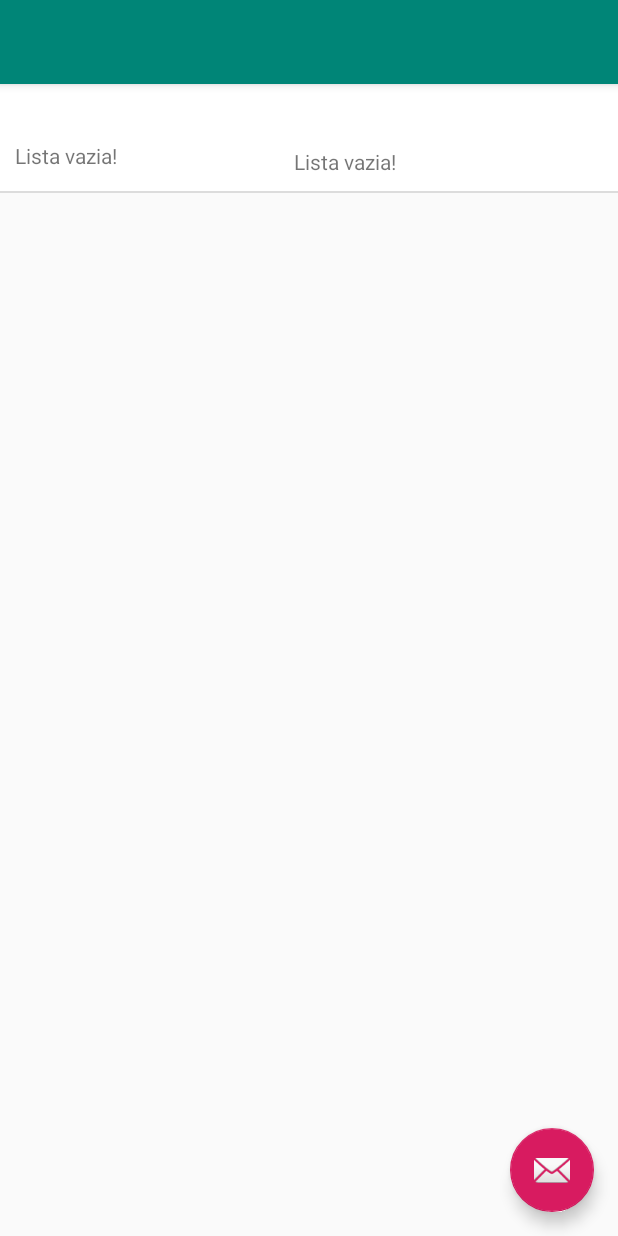
After one commit to viniciusbeckerbernardini/footballSquadMaker, an Android app: the List_PlayerActivity screen opened directly, with no data from a screen before it, on a phone screen of 412 x 824 dp. The commit adds this screen. Run offline under Robolectric (Android 15) with nearby library versions, the phone set to English and light mode, and no system bars.

Commit message:
pode dar merda

```diff
--- a/app/src/main/AndroidManifest.xml
+++ b/app/src/main/AndroidManifest.xml
@@ -9,7 +9,11 @@
         android:roundIcon="@mipmap/ic_launcher_round"
         android:supportsRtl="true"
         android:theme="@style/AppTheme">
-        <activity android:name=".TeamFormActivity"></activity>
+        <activity
+            android:name=".List_PlayerActivity"
+            android:label="@string/title_activity_list__player"
+            android:theme="@style/AppTheme.NoActionBar"></activity>
+        <activity android:name=".TeamFormActivity" />
         <activity android:name=".PlayerFormActivity" />
         <activity android:name=".MainActivity">
             <intent-filter>
--- /dev/null
+++ b/app/src/main/java/fadergs/squadmaker/List_PlayerActivity.java
@@ -0,0 +1,163 @@
+package fadergs.squadmaker;
+
+import android.content.DialogInterface;
+import android.content.Intent;
+import android.os.Bundle;
+
+import com.google.android.material.floatingactionbutton.FloatingActionButton;
+import com.google.android.material.snackbar.Snackbar;
+
+import androidx.appcompat.app.AlertDialog;
+import androidx.appcompat.app.AppCompatActivity;
+import androidx.appcompat.widget.Toolbar;
+
+import android.view.View;
+import android.widget.AdapterView;
+import android.widget.ListView;
+import android.widget.Toast;
+
+import java.util.List;
+
+import fadergs.squadmaker.DAO.PlayersDAO;
+import fadergs.squadmaker.DAO.TeamsDAO;
+import fadergs.squadmaker.Model.Players;
+import fadergs.squadmaker.Model.Team;
+
+public class List_PlayerActivity extends AppCompatActivity {
+
+    private ListView lvPlayer;
+
+    @Override
+    protected void onCreate(Bundle savedInstanceState) {
+        super.onCreate(savedInstanceState);
+        setContentView(R.layout.activity_list__player);
+
+        lvPlayer = findViewById(R.id.lvPlayer);
+
+        FloatingActionButton fab = findViewById(R.id.fab);
+        fab.setOnClickListener(new View.OnClickListener() {
+            @Override
+            public void onClick(View view) {
+                Intent intent = new Intent(List_PlayerActivity.this, PlayerFormActivity.class);
+                startActivity(intent);
+            }
+        });
+
+        lvPlayer.setOnItemLongClickListener( new AdapterView.OnItemLongClickListener(){
+            @Override
+            public boolean onItemLongClick(final AdapterView<?> adapterView, View view, final int i, long id) {
+
+
+                AlertDialog.Builder builder = new AlertDialog.Builder(List_PlayerActivity.this);
+                builder.setTitle("Escolha uma opção");
+
+
+                builder.setPositiveButton("Atualizar time", new DialogInterface.OnClickListener() {
+                    @Override
+                    public void onClick(DialogInterface dialog, int which) {
+                        updateTeam( (Players) adapterView.getItemAtPosition(i));
+                    }
+                });
+
+                builder.setNegativeButton("Excluir time", new DialogInterface.OnClickListener() {
+                    @Override
+                    public void onClick(DialogInterface dialog, int which) {
+                        deleteTeam( (Players) adapterView.getItemAtPosition(i) );
+                    }
+                });
+
+                builder.create();
+                builder.show();
+
+                return true;
+
+            }
+        });
+    }
+    private void deleteTeam(final Players players){
+        AlertDialog.Builder alerta = new AlertDialog.Builder(this);
+        alerta.setTitle("Excluir Produto");
+        alerta.setMessage("Confirma a exclusão do produto "
+                + players.getName() + "?");
+        alerta.setNeutralButton("Cancelar", null);
+        alerta.setPositiveButton("Sim", new DialogInterface.OnClickListener() {
+            @Override
+            public void onClick(DialogInterface dialogInterface, int i) {
+                PlayersDAO.exclud(List_PlayerActivity.this, players.getIdPlayer());
+                loadTeamList();
+            }
+        });
+        alerta.show();
+    }
+
+    private void updateTeam(final Players players){
+
+
+
+        Bundle bundle = new Bundle();
+        bundle.putInt("idPlayer",players.getIdPlayer());
+        bundle.putString("namePlayer",players.getName());
+        bundle.putString("numberShirt",players.getNumberShirt());
+        Intent intent = new Intent(List_PlayerActivity.this,PlayerFormActivity.class);
+        intent.putExtras(bundle);
+        startActivity(intent);
+
+
+    }
+
+    private void deletePlayer(final Players players){
+        AlertDialog.Builder alerta = new AlertDialog.Builder(this);
+        alerta.setTitle("Excluir Produto");
+        alerta.setMessage("Confirma a exclusão do produto "
+                + players.getName() + "?");
+        alerta.setNeutralButton("Cancelar", null);
+        alerta.setPositiveButton("Sim", new DialogInterface.OnClickListener() {
+            @Override
+            public void onClick(DialogInterface dialogInterface, int i) {
+                PlayersDAO.exclud(List_PlayerActivity.this, players.getIdPlayer());
+                //loadPlayerList();
+            }
+        });
+        alerta.show();
+    }
+
+    private void loadTeamList(){
+        List<Players> teamListL = PlayersDAO.getPlay(this);
+        if(teamListL.size() == 0){
+            lvPlayer.setEnabled(false);
+            Players fakeTeam = new Players();
+            fakeTeam.setIdPlayer(0);
+            fakeTeam.setName("Lista vazia!");
+            teamListL.add(fakeTeam);
+        }
+
+        PlayerAdapter playerAdapter= new PlayerAdapter(this, teamListL);
+        lvPlayer.setAdapter(playerAdapter);
+    }
+
+    @Override
+    protected void onStart() {
+        super.onStart();
+        loadPlayerList();
+    }
+
+    private void loadPlayerList(){
+        List<Players> playersList = PlayersDAO.getPlay(this);
+        if(playersList.size() == 0){
+            lvPlayer.setEnabled(false);
+            Players fakePlayer = new Players();
+            fakePlayer.setIdPlayer(0);
+            fakePlayer.setName("Lista vazia!");
+            fakePlayer.setNumberShirt("Lista vazia!");
+            playersList.add(fakePlayer);
+        }
+
+        playersList.toString();
+        Toast.makeText(this, playersList.toString(), Toast.LENGTH_SHORT).show();
+
+        PlayerAdapter playerAdapter = new PlayerAdapter(this, playersList);
+        lvPlayer.setAdapter(playerAdapter);
+
+
+    }
+}
--- a/app/src/main/java/fadergs/squadmaker/Model/Players.java
+++ b/app/src/main/java/fadergs/squadmaker/Model/Players.java
@@ -5,7 +5,7 @@ public class Players {
     private int idPlayer;
     private int idTeam;
     private String name;
-    private int numberShirt;
+    private String numberShirt;
 
     public int getIdTeam() {
         return idTeam;
@@ -23,7 +23,7 @@ public class Players {
         this.name = name;
     }
 
-    public int getNumberShirt() {
+    public String getNumberShirt() {
         return numberShirt;
     }
 
@@ -35,7 +35,7 @@ public class Players {
         this.idPlayer = idPlayer;
     }
 
-    public void setNumberShirt(int numberShirt) {
+    public void setNumberShirt(String numberShirt) {
         this.numberShirt = numberShirt;
     }
 }
--- /dev/null
+++ b/app/src/main/java/fadergs/squadmaker/PlayerAdapter.java
@@ -0,0 +1,78 @@
+package fadergs.squadmaker;
+
+import android.content.Context;
+import android.graphics.Color;
+import android.view.LayoutInflater;
+import android.view.View;
+import android.view.ViewGroup;
+import android.widget.BaseAdapter;
+import android.widget.LinearLayout;
+import android.widget.TextView;
+
+import java.util.List;
+
+import fadergs.squadmaker.Model.Players;
+
+public class PlayerAdapter extends BaseAdapter {
+
+    private List<Players> playersList;
+    private Context context;
+    private LayoutInflater inflater;
+
+    public PlayerAdapter(Context context, List<Players> playersList){
+        this.context = context;
+        this.playersList = playersList;
+        this.inflater = LayoutInflater.from(context);
+    }
+
+
+    @Override
+    public int getCount() {
+        return playersList.size();
+    }
+
+    @Override
+    public Object getItem(int i) {
+        return playersList.get(i);
+    }
+
+    @Override
+    public long getItemId(int i) {
+        return 0;
+    }
+
+    @Override
+    public View getView(int i, View view, ViewGroup viewGroup) {
+        suportHandler sp = new suportHandler();
+
+        if (view == null){
+            view = inflater.inflate(R.layout.list_player, null);
+            sp.lvnamePLayer = (TextView) view.findViewById(R.id.lvtname);
+            sp.lvNumberShirt= (TextView) view.findViewById(R.id.lvtnumber);
+            sp.layout = (LinearLayout) view.findViewById(R.id.layout);
+            view.setTag(sp);
+
+        }else{
+            sp = (suportHandler) view.getTag();
+        }
+
+        Players players = playersList.get(i);
+        sp.lvNumberShirt.setText(String.valueOf(players.getNumberShirt()));
+        sp.lvnamePLayer.setText(String.valueOf(players.getName()));
+
+        if( i % 2 == 0 ){
+            sp.layout.setBackgroundColor(Color.WHITE);
+        }else {
+            sp.layout.setBackgroundColor(Color.rgb(230,230,230));
+        }
+
+        return view;
+
+
+        }
+    private class suportHandler{
+        private TextView lvNumberShirt;
+        private TextView lvnamePLayer;
+        private LinearLayout layout;
+    }
+}
--- /dev/null
+++ b/app/src/main/res/layout/activity_list__player.xml
@@ -0,0 +1,33 @@
+<?xml version="1.0" encoding="utf-8"?>
+<androidx.coordinatorlayout.widget.CoordinatorLayout xmlns:android="http://schemas.android.com/apk/res/android"
+    xmlns:app="http://schemas.android.com/apk/res-auto"
+    xmlns:tools="http://schemas.android.com/tools"
+    android:layout_width="match_parent"
+    android:layout_height="match_parent"
+    tools:context=".List_PlayerActivity">
+
+    <com.google.android.material.appbar.AppBarLayout
+        android:layout_width="match_parent"
+        android:layout_height="wrap_content"
+        android:theme="@style/AppTheme.AppBarOverlay">
+
+        <androidx.appcompat.widget.Toolbar
+            android:id="@+id/toolbar"
+            android:layout_width="match_parent"
+            android:layout_height="?attr/actionBarSize"
+            android:background="?attr/colorPrimary"
+            app:popupTheme="@style/AppTheme.PopupOverlay" />
+
+    </com.google.android.material.appbar.AppBarLayout>
+
+    <com.google.android.material.floatingactionbutton.FloatingActionButton
+        android:id="@+id/fab"
+        android:layout_width="wrap_content"
+        android:layout_height="wrap_content"
+        android:layout_gravity="bottom|end"
+        android:layout_margin="@dimen/fab_margin"
+        app:srcCompat="@android:drawable/ic_dialog_email" />
+
+    <include layout="@layout/content_list__player" />
+
+</androidx.coordinatorlayout.widget.CoordinatorLayout>
--- /dev/null
+++ b/app/src/main/res/layout/content_list__player.xml
@@ -0,0 +1,18 @@
+<?xml version="1.0" encoding="utf-8"?>
+<androidx.constraintlayout.widget.ConstraintLayout xmlns:android="http://schemas.android.com/apk/res/android"
+    xmlns:app="http://schemas.android.com/apk/res-auto"
+    xmlns:tools="http://schemas.android.com/tools"
+    android:layout_width="match_parent"
+    android:layout_height="match_parent"
+    app:layout_behavior="@string/appbar_scrolling_view_behavior"
+    tools:context=".List_PlayerActivity"
+    tools:showIn="@layout/activity_list__player">
+
+    <ListView
+        android:layout_width="match_parent"
+        android:layout_height="match_parent"
+        android:id="@+id/lvPlayer">
+
+    </ListView>
+
+</androidx.constraintlayout.widget.ConstraintLayout>
--- /dev/null
+++ b/app/src/main/res/layout/list_player.xml
@@ -0,0 +1,43 @@
+<?xml version="1.0" encoding="utf-8"?>
+<LinearLayout xmlns:android="http://schemas.android.com/apk/res/android"
+    xmlns:app="http://schemas.android.com/apk/res-auto"
+    android:layout_width="match_parent"
+    android:layout_height="wrap_content">
+
+    <LinearLayout
+        android:id="@+id/layout"
+        android:layout_width="match_parent"
+        android:layout_height="match_parent">
+
+        <TextView
+            android:id="@+id/lvtname"
+            android:layout_width="0dp"
+            android:layout_height="match_parent"
+            android:layout_marginTop="28dp"
+            android:layout_weight="1"
+            android:padding="10dp"
+            android:text="@string/team_id"
+            app:layout_constraintBottom_toBottomOf="parent"
+            app:layout_constraintEnd_toStartOf="@+id/LTVName"
+            app:layout_constraintHorizontal_bias="0.657"
+            app:layout_constraintStart_toStartOf="parent"
+            app:layout_constraintTop_toTopOf="parent"
+            app:layout_constraintVertical_bias="0.006" />
+
+        <TextView
+            android:id="@+id/lvtnumber"
+            android:layout_width="0dp"
+            android:layout_height="wrap_content"
+            android:layout_marginTop="32dp"
+            android:layout_marginEnd="40dp"
+            android:layout_weight="1"
+            android:padding="10dp"
+            android:text="@string/team_name"
+            app:layout_constraintBottom_toBottomOf="parent"
+            app:layout_constraintEnd_toEndOf="parent"
+            app:layout_constraintTop_toTopOf="parent"
+            app:layout_constraintVertical_bias="0.0" />
+
+    </LinearLayout>
+
+</LinearLayout>
--- /dev/null
+++ b/app/src/main/res/values/dimens.xml
@@ -0,0 +1,3 @@
+<resources>
+    <dimen name="fab_margin">16dp</dimen>
+</resources>
--- a/app/src/main/res/values/strings.xml
+++ b/app/src/main/res/values/strings.xml
@@ -4,4 +4,5 @@
     <string name="team_name">Nome do time</string>
     <string name="txtNamePlayer">Joãozinho</string>
     <string name="txtNumberShirt">Camisa 10</string>
+    <string name="title_activity_list__player">List_PlayerActivity</string>
 </resources>
--- a/app/src/main/res/values/styles.xml
+++ b/app/src/main/res/values/styles.xml
@@ -8,4 +8,13 @@
         <item name="colorAccent">@color/colorAccent</item>
     </style>
 
+    <style name="AppTheme.NoActionBar">
+        <item name="windowActionBar">false</item>
+        <item name="windowNoTitle">true</item>
+    </style>
+
+    <style name="AppTheme.AppBarOverlay" parent="ThemeOverlay.AppCompat.Dark.ActionBar" />
+
+    <style name="AppTheme.PopupOverlay" parent="ThemeOverlay.AppCompat.Light" />
+
 </resources>
```
Also changed, not shown: app/src/main/java/fadergs/squadmaker/DAO/PlayersDAO.java (+17 -11 lines), app/src/main/java/fadergs/squadmaker/MainActivity.java (+21 -0 lines), app/src/main/java/fadergs/squadmaker/PlayerFormActivity.java (+75 -12 lines).
